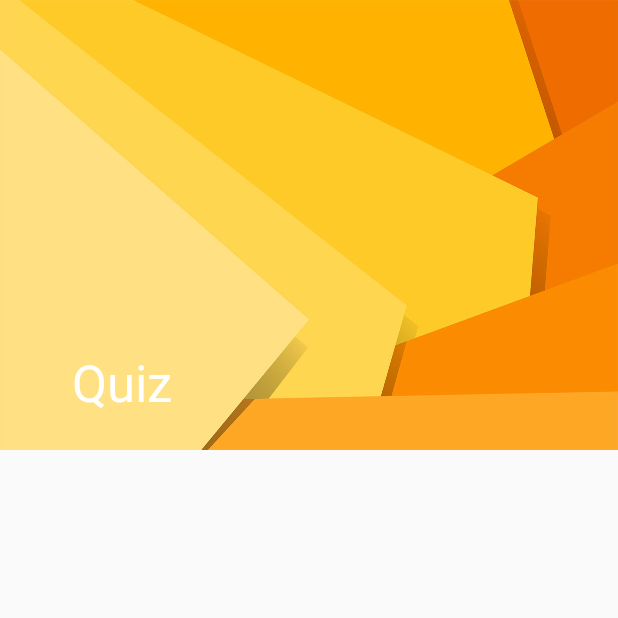
After one commit to someshkarthik/HackathonProject, an Android app: the QuizActivity screen opened directly, with no data from a screen before it, on a phone screen of 412 x 824 dp, the top half of it. The commit adds this screen. Run offline under Robolectric (Android 15) with nearby library versions, the phone set to English and light mode, and no system bars.

Commit message:
scrolling activity added

```diff
--- a/app/build.gradle
+++ b/app/build.gradle
@@ -22,6 +22,7 @@ dependencies {
     implementation fileTree(dir: 'libs', include: ['*.jar'])
     implementation 'com.android.support:appcompat-v7:26.1.0'
     implementation 'com.android.support:cardview-v7:26.1.0'
+    implementation 'com.android.support:design:26.1.0'
     implementation 'com.android.support.constraint:constraint-layout:1.0.2'
     testImplementation 'junit:junit:4.12'
     androidTestImplementation 'com.android.support.test:runner:1.0.1'
--- a/app/src/main/AndroidManifest.xml
+++ b/app/src/main/AndroidManifest.xml
@@ -16,6 +16,9 @@
                 <category android:name="android.intent.category.LAUNCHER" />
             </intent-filter>
         </activity>
+        <activity
+            android:name=".QuizActivity"
+            android:theme="@style/QuizTheme"></activity>
     </application>
 
 </manifest>
--- /dev/null
+++ b/app/src/main/java/com/example/somesh/myproject/QuizActivity.java
@@ -0,0 +1,13 @@
+package com.example.somesh.myproject;
+
+import android.os.Bundle;
+import android.support.v7.app.AppCompatActivity;
+
+public class QuizActivity extends AppCompatActivity {
+
+    @Override
+    protected void onCreate(Bundle savedInstanceState) {
+        super.onCreate(savedInstanceState);
+        setContentView(R.layout.activity_quiz);
+    }
+}
--- /dev/null
+++ b/app/src/main/res/layout/activity_quiz.xml
@@ -0,0 +1,35 @@
+<?xml version="1.0" encoding="utf-8"?>
+<android.support.design.widget.CoordinatorLayout xmlns:android="http://schemas.android.com/apk/res/android"
+    xmlns:app="http://schemas.android.com/apk/res-auto"
+    xmlns:tools="http://schemas.android.com/tools"
+    android:layout_width="match_parent"
+    android:layout_height="match_parent"
+    tools:context="com.example.somesh.myproject.QuizActivity">
+
+    <android.support.design.widget.AppBarLayout
+        android:id="@+id/QuizAppBar"
+        android:layout_width="match_parent"
+        android:layout_height="300dp"
+        android:theme="@style/ThemeOverlay.AppCompat.Dark.ActionBar">
+
+        <android.support.design.widget.CollapsingToolbarLayout
+            android:id="@+id/QuizCollapsingToolBar"
+            android:layout_width="match_parent"
+            android:layout_height="match_parent"
+            android:background="@drawable/scrollableimage"
+            app:contentScrim="@color/colorPrimary"
+            app:expandedTitleMarginEnd="64dp"
+            app:expandedTitleMarginStart="48dp"
+            app:layout_scrollFlags="exitUntilCollapsed|scroll"
+            app:title="Quiz">
+
+            <android.support.v7.widget.Toolbar
+                android:id="@+id/quizToolBar"
+                android:layout_width="match_parent"
+                android:layout_height="?attr/actionBarSize"
+                app:layout_collapseMode="pin"
+                app:popupTheme="@style/Theme.AppCompat.Light" />
+        </android.support.design.widget.CollapsingToolbarLayout>
+
+    </android.support.design.widget.AppBarLayout>
+</android.support.design.widget.CoordinatorLayout>
--- a/app/src/main/res/values/styles.xml
+++ b/app/src/main/res/values/styles.xml
@@ -8,4 +8,11 @@
         <item name="colorAccent">@color/colorAccent</item>
     </style>
 
+    <style name="QuizTheme" parent="Theme.AppCompat.Light.NoActionBar">
+        <!-- Customize your theme here. -->
+        <item name="colorPrimary">@color/colorPrimary</item>
+        <item name="colorPrimaryDark">@color/colorPrimaryDark</item>
+        <item name="colorAccent">@color/colorAccent</item>
+    </style>
+
 </resources>
```
Also changed, not shown: app/src/main/java/com/example/somesh/myproject/MainActivity.java (+11 -1 lines), app/src/main/res/layout/activity_main.xml (+44 -45 lines), app/src/main/res/drawable/scrollableimage.jpg (added).
